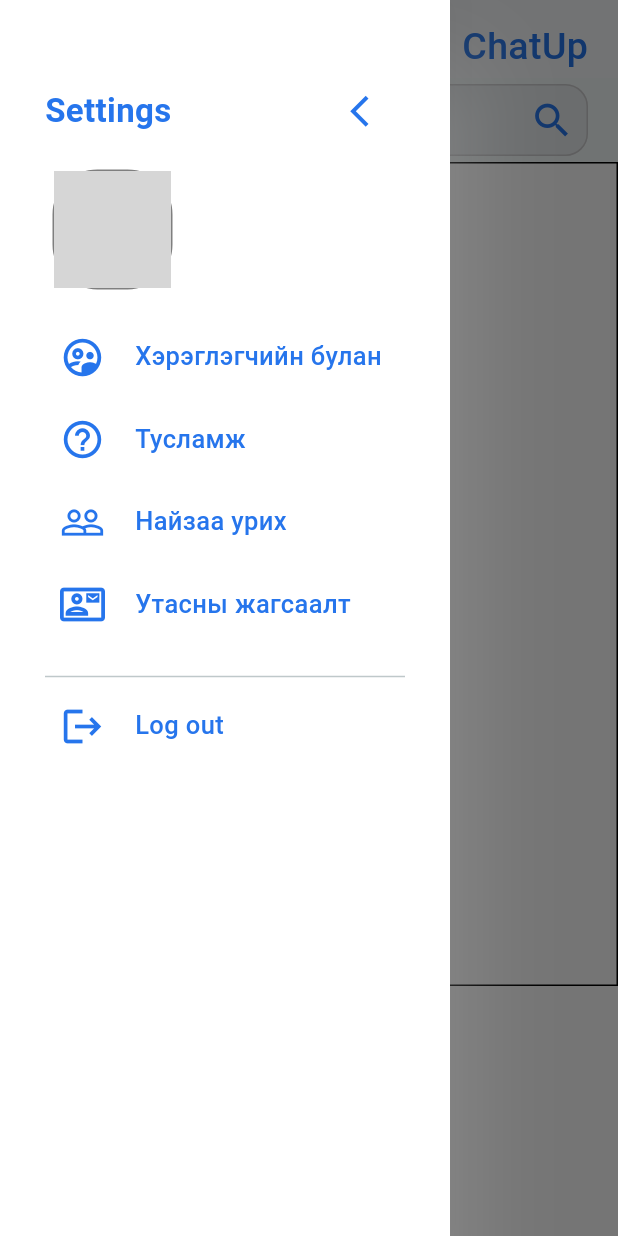
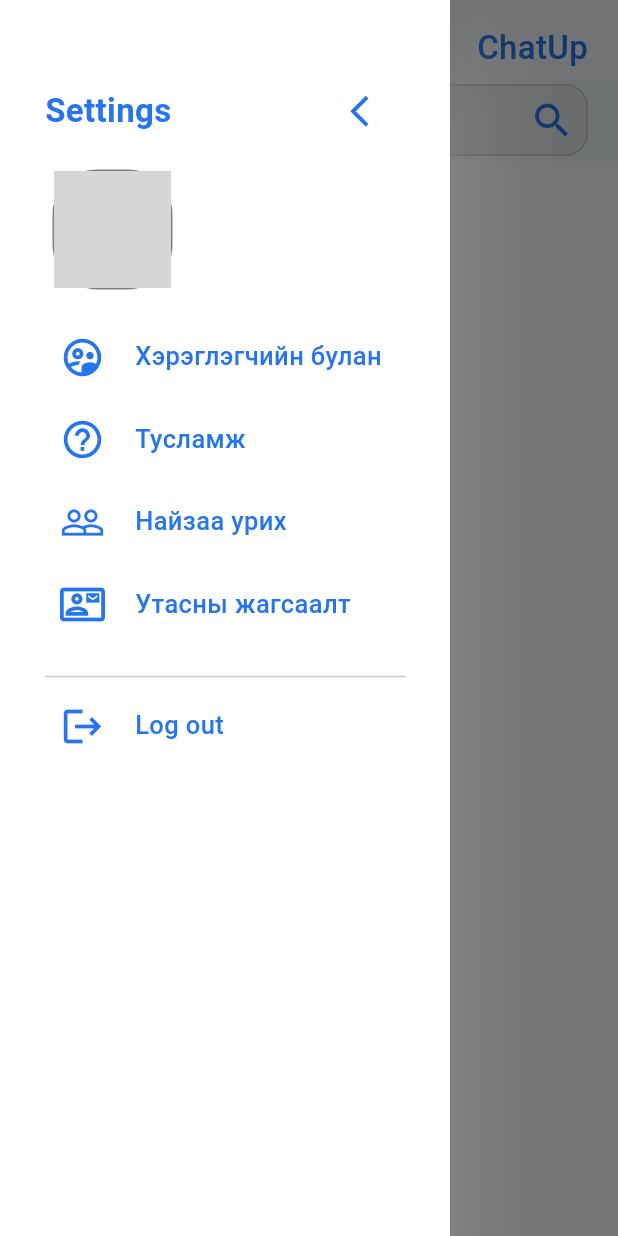
Before and after one commit to Tsogbadrakh-G/Language-exchange-app, a Flutter app: the Chat_main_screen screen opened directly, with the side drawer open, on a phone screen of 412 x 824 dp. Run offline on Flutter 3.47's test engine with Material 2 defaults, Android fonts, the phone set to English and light mode, and no system bars; drawn by our look-alikes of cached_network_image; our stand-ins replace cloud_firestore, custom_refresh_indicator, dio, dropdown_button2, email_validator, firebase_auth and 14 more; missing offline and left inert: agora_rtc_engine; accounts and stored records are empty; network calls fail; Roboto replaces fonts that are missing (Gilroy, Manrope, Nunito); grey boxes are pictures that could not be loaded.

Commit message:
Update chat_main_screen.dart

```diff
--- a/degree/lib/pages/chat_main_screen.dart
+++ b/degree/lib/pages/chat_main_screen.dart
@@ -23,7 +23,7 @@ class _Chat_main_screen extends State<Chat_main_screen> {
   DataController _dataController = Get.find();
   Helper _helperController = Get.find();
   bool search = false;
-  String? myName, myProfilePic, myUserName, myEmail, myId;
+  // String? myName, myProfilePic, myUserName, myEmail, myId;
   Stream<QuerySnapshot<Object?>>? chatRoomsStream;
   PageController controller = PageController();
   StreamSubscription<Map<String, dynamic>>? lastMessageStream;
@@ -80,16 +80,14 @@ class _Chat_main_screen extends State<Chat_main_screen> {
   }
 
   ontheload() async {
-    await getthesharedpref();
     getChannels();
-
     print('chat room ${chatRoomsStream}');
     if (chatRoomsStream != null)
       chatRoomListSubscription =
           chatRoomsStream!.asBroadcastStream().listen((e) {
         _dataController.chatroomsLength();
         var list = e.docs.map((e) {
-          return e['to_msg_$myUserName'];
+          return e['to_msg_${_dataController.myusername}'];
         }).toList();
         if (!list.isEmpty || !(list.length == 0))
           _dataController.unreadChats.value =
@@ -110,18 +108,9 @@ class _Chat_main_screen extends State<Chat_main_screen> {
   var queryResultSet = [];
   var tempSearchStore = [];
 
-  getthesharedpref() async {
-    myUserName = _dataController.myusername;
-    myName = _dataController.myname;
-    myProfilePic = _dataController.picUrl.value;
-    myEmail = _dataController.email;
-    myId = _dataController.id;
-
-    setState(() {});
-  }
-
   ListenRoom(String channel) async {
-    String username = channel.replaceAll("_", "").replaceAll(myUserName!, "");
+    String username =
+        channel.replaceAll("_", "").replaceAll(_dataController.myusername, "");
     username = username.replaceAll("_", "");
     QuerySnapshot querySnapshot =
         await DatabaseMethods().getUserInfo(username.toUpperCase());
@@ -139,10 +128,10 @@ class _Chat_main_screen extends State<Chat_main_screen> {
     return StreamBuilder(
         stream: chatRoomsStream,
         builder: (context, AsyncSnapshot snapshot) {
-          print('snapsot: ${snapshot.hasData}');
           if (snapshot.connectionState == ConnectionState.waiting) {
-            print('connection waiting');
-            return Text("Loading");
+            return Center(
+              child: CircularProgressIndicator(),
+            );
           } else if (snapshot.hasError) {
             return Text('Error: ${snapshot.error}');
           } else if (!snapshot.hasData) {
@@ -157,11 +146,12 @@ class _Chat_main_screen extends State<Chat_main_screen> {
                     physics: ClampingScrollPhysics(),
                     itemBuilder: (context, index) {
                       DocumentSnapshot ds = snapshot.data.docs[index];
-                      String username =
-                          ds.id.replaceAll("_", "").replaceAll(myUserName!, "");
+                      String username = ds.id
+                          .replaceAll("_", "")
+                          .replaceAll(_dataController.myusername, "");
                       _dataController.checkToLastMessage(
                           ds.id,
-                          myUserName!,
+                          _dataController.myusername,
                           username,
                           ds["read"],
                           ds["lastMessageSendBy"],
@@ -173,12 +163,12 @@ class _Chat_main_screen extends State<Chat_main_screen> {
                       return ChatRoomListTile(
                         chatRoomId: ds.id,
                         lastMessage: ds["lastMessage"],
-                        myUsername: myUserName!,
+                        myUsername: _dataController.myusername,
                         sendBy: ds["lastMessageSendBy"],
                         time: ds["lastMessageSendTs"],
                         read: ds["read"],
-                        to_msg_num: ds['to_msg_$myUserName'],
-                        name: ds['sendByNameFrom'] == myName
+                        to_msg_num: ds['to_msg_${_dataController.myusername}'],
+                        name: ds['sendByNameFrom'] == _dataController.myname
                             ? ds['sendByNameTo']
                             : ds['sendByNameFrom'],
                       );
@@ -217,16 +207,6 @@ class _Chat_main_screen extends State<Chat_main_screen> {
                 children: [
                   Container(
                       padding: EdgeInsets.all(2),
-                      // child: IconButton(
-                      //     onPressed: () {
-                      //       _globalKey.currentState!.openDrawer();
-                      //     },
-                      //     icon: Icon(
-                      //       Icons.menu,
-                      //       size: 32,
-                      //       // color: Colors.black.withOpacity(0.8),
-                      //       color: Color(0xff2675ec),
-                      //     )),
                       child: GestureDetector(
                         onTap: () {
                           _globalKey.currentState!.openDrawer();
@@ -241,7 +221,7 @@ class _Chat_main_screen extends State<Chat_main_screen> {
                     "ChatUp",
                     style: const TextStyle(
                       fontFamily: "Nunito",
-                      fontSize: 25,
+                      fontSize: 22,
                       fontWeight: FontWeight.w500,
                       color: Color(0xff2675ec),
                       height: 1,
@@ -370,12 +350,16 @@ class _Chat_main_screen extends State<Chat_main_screen> {
             ),
           ),
           Obx(() {
-            if (_dataController.roomsLen == 0)
+            if (_dataController.roomsLen == 0 && search == false)
               return SliverToBoxAdapter(
                 child: Container(
                     height: MediaQuery.sizeOf(context).height * 2 / 3,
-                    decoration: BoxDecoration(border: Border.all()),
-                    child: Center(child: Text('no item'))),
+                    // decoration: BoxDecoration(border: Border.all()),
+                    child: Center(
+                        child: Text(
+                      'No item',
+                      style: TextStyle(fontFamily: 'Nunito'),
+                    ))),
               );
             else
               return SliverPadding(
@@ -409,7 +393,7 @@ class _Chat_main_screen extends State<Chat_main_screen> {
         await DatabaseMethods().getUserInfo(username.toUpperCase());
 
     user_native_lans = List<String>.from(querySnapshot.docs[0]["native_lans"]);
-    String key = chatroomId + myUserName!;
+    String key = chatroomId + _dataController.myusername;
 
     // if (usersBox.get(key) != null)
     // print(
@@ -429,7 +413,8 @@ class _Chat_main_screen extends State<Chat_main_screen> {
   }
 
   Widget buildResultCard(data) {
-    var chatRoomId = getChatRoomIdbyUsername(myUserName!, data["username"]);
+    var chatRoomId =
+        getChatRoomIdbyUsername(_dataController.myusername, data["username"]);
     return FutureBuilder(
         future: getthisUserInfo(data["username"], data['Id'], chatRoomId),
         builder: (context, snapshot) {
@@ -438,7 +423,7 @@ class _Chat_main_screen extends State<Chat_main_screen> {
               search = false;
 
               Map<String, dynamic> chatRoomInfoMap = {
-                "users": [myUserName, data["username"]],
+                "users": [_dataController.myusername, data["username"]],
               };
 
               print('created channel: $chatRoomId');
```
